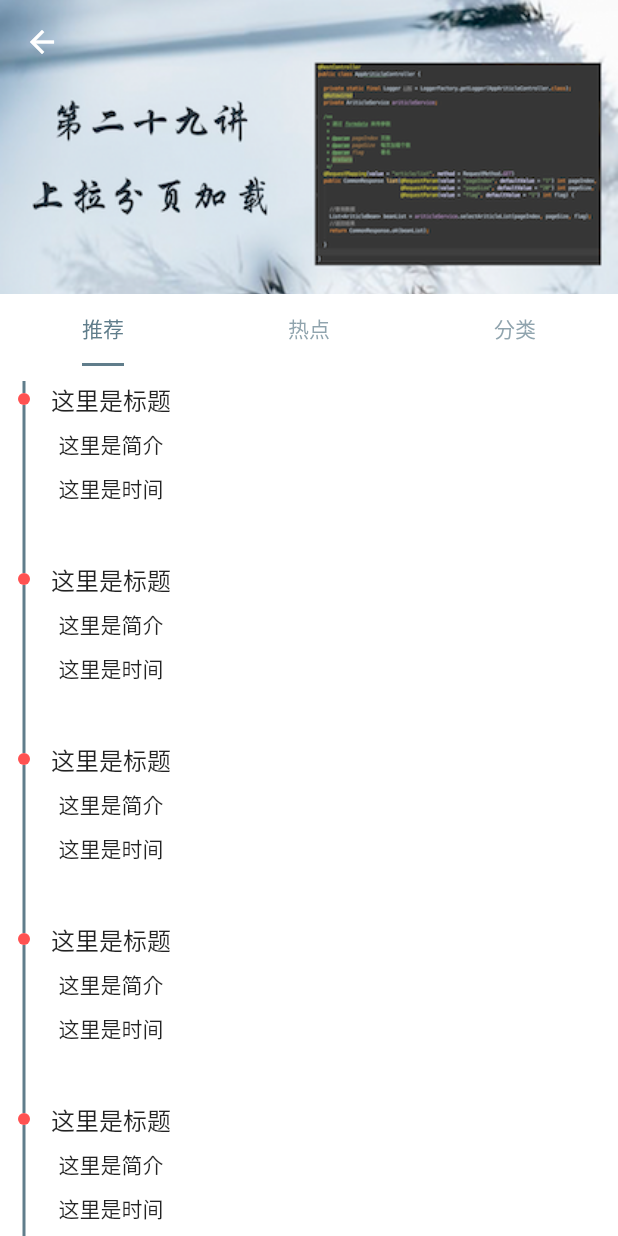
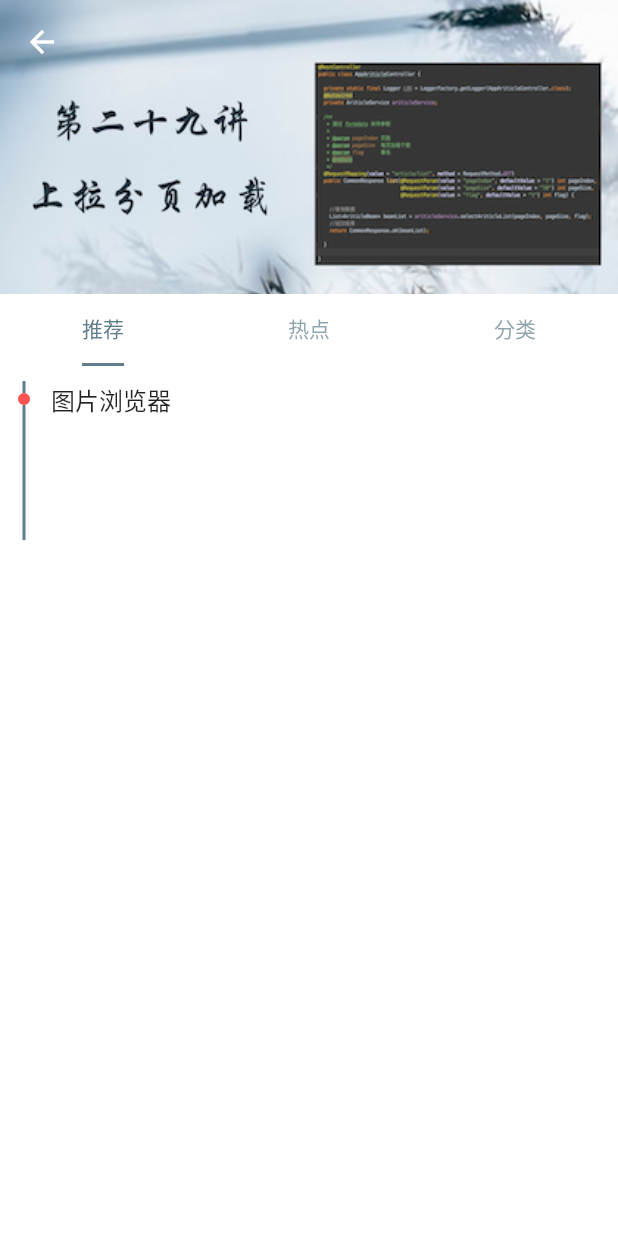
Before and after one commit to zhaolongs/flutter-ho, a Flutter app: the HomeItemDemoPage screen opened directly, on a phone screen of 412 x 824 dp. Run offline on Flutter 3.47's test engine with Material 2 defaults, Android fonts, the phone set to English and light mode, and no system bars; our stand-ins replace animated_text_kit, dio, flutter_slidable, flutter_svg, flutter_swiper, fluttertoast and 7 more; missing offline and left inert: encrypt, flutter_drag_scale_widget, flutter_echart, install_plugin_custom; accounts and stored records are empty.

Commit message:
文档更新

```diff
--- /dev/null
+++ b/lib/src/bean/bean_demo.dart
@@ -0,0 +1,14 @@
+import 'package:flutter/material.dart';
+
+class DemoBean {
+  String title = '';
+  String content = '';
+  String time = '';
+  Widget page;
+
+  DemoBean.name(
+      {required this.title,
+      this.time = "",
+      this.content = '',
+      required this.page});
+}
--- a/lib/src/pages/demo/demo1/demo_image_scan_main_page.dart
+++ b/lib/src/pages/demo/demo1/demo_image_scan_main_page.dart
@@ -17,16 +17,16 @@ import 'image_scan_widget.dart';
 main() {
   runApp(MaterialApp(
     debugShowCheckedModeBanner: false,
-    home: DemoVideoListPage(),
+    home: DemoImageScanPage(),
   ));
 }
 
-class DemoVideoListPage extends StatefulWidget {
+class DemoImageScanPage extends StatefulWidget {
   @override
   _DemoPiePageState createState() => _DemoPiePageState();
 }
 
-class _DemoPiePageState extends State<DemoVideoListPage> {
+class _DemoPiePageState extends State<DemoImageScanPage> {
   @override
   Widget build(BuildContext context) {
     return Scaffold(
@@ -36,7 +36,8 @@ class _DemoPiePageState extends State<DemoVideoListPage> {
         centerTitle: true,
       ),
       //添加一个点击事件
-      body: InkWell(
+      body: Center(
+        child: InkWell(
           child: Image.asset("assets/images/banner1.png"),
           //点击回调
           onTap: () {
@@ -54,6 +55,7 @@ class _DemoPiePageState extends State<DemoVideoListPage> {
             );
           },
         ),
+      ),
     );
   }
 }
--- a/lib/src/pages/demo/home_item_demo_page.dart
+++ b/lib/src/pages/demo/home_item_demo_page.dart
@@ -1,7 +1,9 @@
 import 'package:flutter/cupertino.dart';
 import 'package:flutter/material.dart';
+import 'package:flutter_ho/src/bean/bean_demo.dart';
 
 import 'banner_widget.dart';
+import 'demo1/demo_image_scan_main_page.dart';
 import 'home_item_tabbar_page.dart';
 
 /// 创建人： Created by zhaolong
@@ -125,10 +127,14 @@ class _HomeItemDemoPageState extends State<HomeItemDemoPage>
     return TabBarView(
       controller: _tabController,
       children: [
-        HomeItemTabbarPage(),
-        HomeItemTabbarPage(),
-        HomeItemTabbarPage()
+        HomeItemTabbarPage(list: list1,),
+        HomeItemTabbarPage(list: [],),
+        HomeItemTabbarPage(list: [],)
       ],
     );
   }
+
+  List<DemoBean> list1 = [
+    DemoBean.name(title: "图片浏览器", page: DemoImageScanPage())
+  ];
 }
--- a/lib/src/pages/demo/home_item_tabbar_page.dart
+++ b/lib/src/pages/demo/home_item_tabbar_page.dart
@@ -1,5 +1,6 @@
 import 'package:flutter/cupertino.dart';
 import 'package:flutter/material.dart';
+import 'package:flutter_ho/src/bean/bean_demo.dart';
 import 'package:flutter_ho/src/utils/log_utils.dart';
 
 /// 创建人： Created by zhaolong
@@ -12,6 +13,11 @@ import 'package:flutter_ho/src/utils/log_utils.dart';
 /// 代码清单
 ///代码清单
 class HomeItemTabbarPage extends StatefulWidget {
+  final List<DemoBean> list;
+
+  const HomeItemTabbarPage({Key? key, required this.list}) : super(key: key);
+
+
   @override
   _HomeItemTabbarPageState createState() => _HomeItemTabbarPageState();
 }
@@ -30,8 +36,15 @@ class _HomeItemTabbarPageState extends State<HomeItemTabbarPage>
 
     return ListView.builder(
       padding: EdgeInsets.only(top: 10),
-      itemCount: 120,
+      itemCount: widget.list.length,
       itemBuilder: (BuildContext context, int index) {
+        DemoBean demoBean = widget.list[index];
+        return buildContainer(demoBean);
+      },
+    );
+  }
+
+  Container buildContainer(DemoBean demoBean) {
     return Container(
       height: 120,
       child: Row(
@@ -48,7 +61,7 @@ class _HomeItemTabbarPageState extends State<HomeItemTabbarPage>
           Column(
             children: [
               Text(
-                    "这里是标题",
+                "${demoBean.title}",
                 style: TextStyle(
                   fontSize: 16,
                   fontWeight: FontWeight.w500,
@@ -58,7 +71,7 @@ class _HomeItemTabbarPageState extends State<HomeItemTabbarPage>
                 height: 8,
               ),
               Text(
-                    "这里是简介",
+                "${demoBean.content}",
                 style: TextStyle(
                   fontSize: 14,
                   fontWeight: FontWeight.normal,
@@ -68,7 +81,7 @@ class _HomeItemTabbarPageState extends State<HomeItemTabbarPage>
                 height: 8,
               ),
               Text(
-                    "这里是时间",
+                "${demoBean.time}",
                 style: TextStyle(
                   fontSize: 14,
                   fontWeight: FontWeight.normal,
@@ -78,8 +91,6 @@ class _HomeItemTabbarPageState extends State<HomeItemTabbarPage>
           )
         ],
       ),
-        );
-      },
     );
   }
 
@@ -100,7 +111,7 @@ class _HomeItemTabbarPageState extends State<HomeItemTabbarPage>
         ),
         Container(
           width: 2,
-          height: 104,
+          height: 90,
           color: Colors.blueGrey,
         )
       ],
```
Also changed, not shown: demoImages/flutter_image_scan.gif (added), 2 other files. Lines whose indentation alone changed are shown as unchanged.
